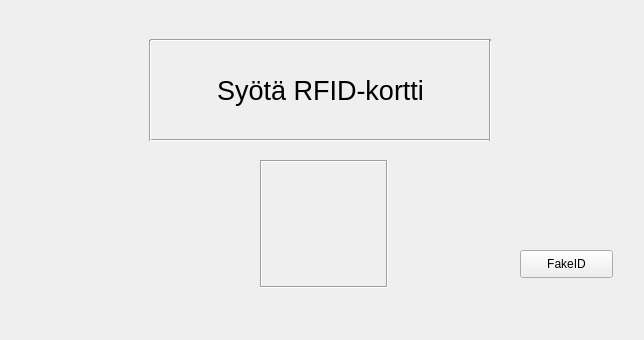
This is Banksimul-master/korttipls.ui in VtheWizard/Banksimul as Qt 5 draws it before an edit. The edited form follows.
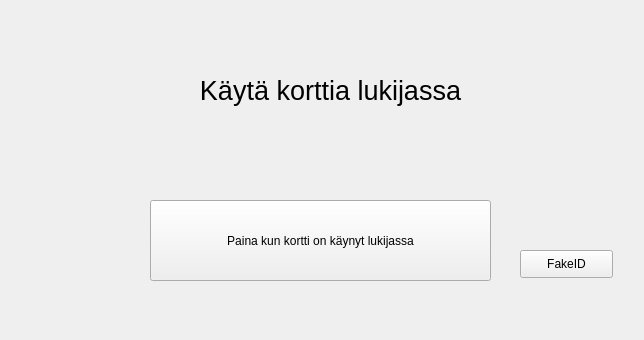
This is the edited form.

Diff of the .ui file:
```diff
--- a/Banksimul-master/korttipls.ui
+++ b/Banksimul-master/korttipls.ui
@@ -16,10 +16,10 @@
   <widget class="QLabel" name="label">
    <property name="geometry">
     <rect>
-     <x>150</x>
-     <y>40</y>
-     <width>341</width>
-     <height>101</height>
+     <x>110</x>
+     <y>20</y>
+     <width>441</width>
+     <height>141</height>
     </rect>
    </property>
    <property name="font">
@@ -28,7 +28,7 @@
     </font>
    </property>
    <property name="text">
-    <string>Syötä RFID-kortti</string>
+    <string>Käytä korttia lukijassa</string>
    </property>
    <property name="alignment">
     <set>Qt::AlignCenter</set>
@@ -47,78 +47,17 @@
     <string>FakeID</string>
    </property>
   </widget>
-  <widget class="Line" name="line">
+  <widget class="QPushButton" name="pushButton">
    <property name="geometry">
     <rect>
      <x>150</x>
-     <y>130</y>
+     <y>200</y>
      <width>341</width>
-     <height>20</height>
+     <height>81</height>
     </rect>
-   </property>
-   <property name="orientation">
-    <enum>Qt::Horizontal</enum>
-   </property>
-  </widget>
-  <widget class="Line" name="line_2">
-   <property name="geometry">
-    <rect>
-     <x>150</x>
-     <y>30</y>
-     <width>341</width>
-     <height>20</height>
-    </rect>
-   </property>
-   <property name="orientation">
-    <enum>Qt::Horizontal</enum>
-   </property>
-  </widget>
-  <widget class="Line" name="line_3">
-   <property name="geometry">
-    <rect>
-     <x>480</x>
-     <y>40</y>
-     <width>20</width>
-     <height>101</height>
-    </rect>
-   </property>
-   <property name="orientation">
-    <enum>Qt::Vertical</enum>
-   </property>
-  </widget>
-  <widget class="Line" name="line_4">
-   <property name="geometry">
-    <rect>
-     <x>140</x>
-     <y>40</y>
-     <width>20</width>
-     <height>101</height>
-    </rect>
-   </property>
-   <property name="orientation">
-    <enum>Qt::Vertical</enum>
-   </property>
-  </widget>
-  <widget class="QLabel" name="pepe">
-   <property name="geometry">
-    <rect>
-     <x>260</x>
-     <y>160</y>
-     <width>128</width>
-     <height>128</height>
-    </rect>
-   </property>
-   <property name="frameShape">
-    <enum>QFrame::Box</enum>
-   </property>
-   <property name="frameShadow">
-    <enum>QFrame::Sunken</enum>
-   </property>
-   <property name="lineWidth">
-    <number>1</number>
    </property>
    <property name="text">
-    <string/>
+    <string>Paina kun kortti on käynyt lukijassa</string>
    </property>
   </widget>
  </widget>
```
